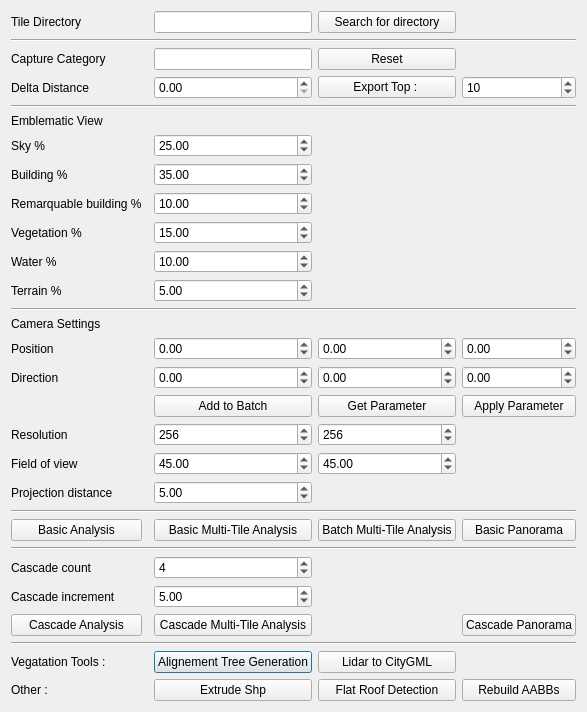
Above: src/plugins/CityGMLVisibiliteQtPlugin/Dialogs/dialogVisibilite.ui from VCityTeam/3DUSE before the change. Below: the same form after it.
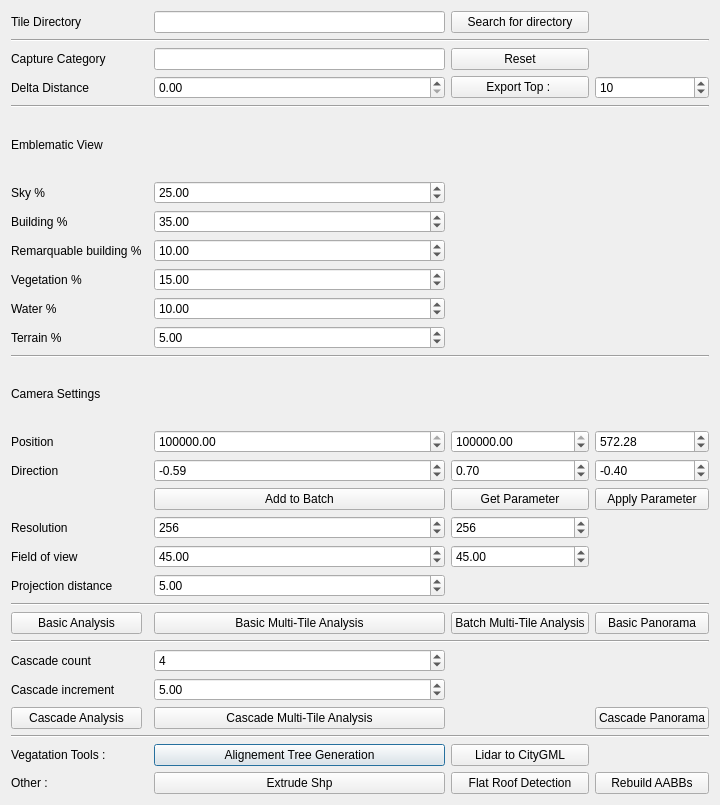
That is the form after the change.

Diff of the .ui file:
```diff
--- a/src/plugins/CityGMLVisibiliteQtPlugin/Dialogs/dialogVisibilite.ui
+++ b/src/plugins/CityGMLVisibiliteQtPlugin/Dialogs/dialogVisibilite.ui
@@ -6,8 +6,8 @@
    <rect>
     <x>0</x>
     <y>0</y>
-    <width>520</width>
-    <height>674</height>
+    <width>720</width>
+    <height>805</height>
    </rect>
   </property>
   <property name="windowTitle">
@@ -147,6 +147,9 @@
      <property name="maximum">
       <double>999999999.000000000000000</double>
      </property>
+     <property name="value">
+      <double>0.700000000000000</double>
+     </property>
     </widget>
    </item>
    <item row="14" column="4">
@@ -157,6 +160,9 @@
      <property name="maximum">
       <double>999999999.000000000000000</double>
      </property>
+     <property name="value">
+      <double>572.279999999999973</double>
+     </property>
     </widget>
    </item>
    <item row="9" column="0">
@@ -194,6 +200,9 @@
      <property name="maximum">
       <double>999999999.000000000000000</double>
      </property>
+     <property name="value">
+      <double>-0.590000000000000</double>
+     </property>
     </widget>
    </item>
    <item row="0" column="0">
@@ -211,6 +220,9 @@
      <property name="maximum">
       <double>999999999.000000000000000</double>
      </property>
+     <property name="value">
+      <double>1842700.000000000000000</double>
+     </property>
     </widget>
    </item>
    <item row="23" column="0">
@@ -228,6 +240,9 @@
      <property name="maximum">
       <double>999999999.000000000000000</double>
      </property>
+     <property name="value">
+      <double>5175630.000000000000000</double>
+     </property>
     </widget>
    </item>
    <item row="13" column="0">
@@ -295,6 +310,9 @@
      <property name="maximum">
       <double>999999999.000000000000000</double>
      </property>
+     <property name="value">
+      <double>-0.400000000000000</double>
+     </property>
     </widget>
    </item>
    <item row="5" column="0">
```
